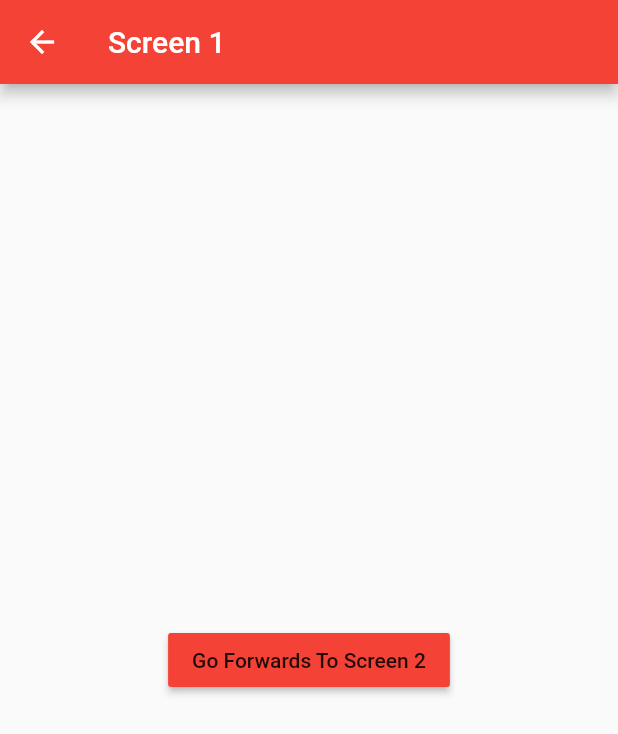
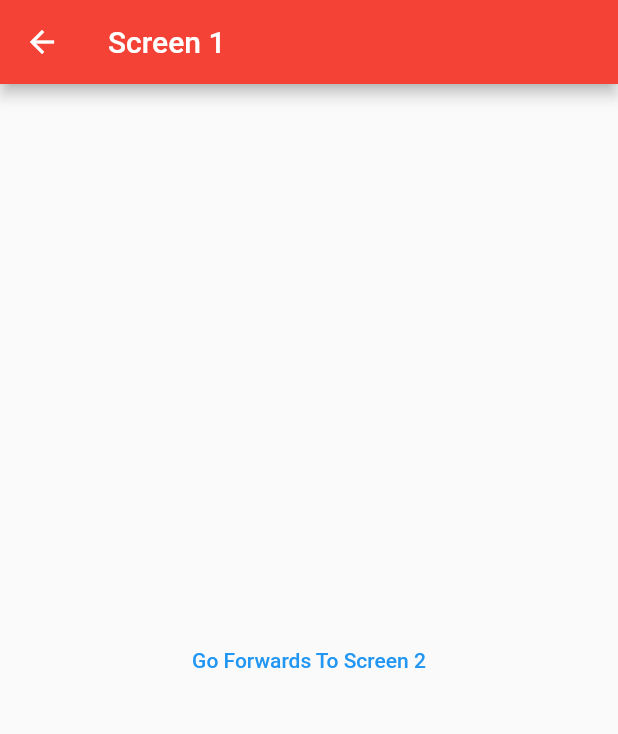
Before and after one commit to koulritanshu/Flutter_Angela_Yu_Course, a Flutter app: the screen it shows after launch, after a tap on "Go To Screen 1", on a phone screen of 412 x 824 dp. Shown: the top 734 px of the screen. Run offline on Flutter 3.47's test engine with Material 2 defaults, Android fonts, the light colour scheme and no system bars; our stand-ins replace audioplayers, font_awesome_flutter, rflutter_alert.

Commit message:
Removed errors

```diff
--- a/Multi Screen App/multi_screen/lib/screen0.dart
+++ b/Multi Screen App/multi_screen/lib/screen0.dart
@@ -11,16 +11,14 @@ class Screen0 extends StatelessWidget {
       body: Center(
         child: Column(
           children: <Widget>[
-            RaisedButton(
-              color: Colors.red,
+            TextButton(
               child: Text('Go To Screen 1'),
               onPressed: () {
                 //Navigate to Screen 1
                 Navigator.pushNamed(context, '/first');
               },
             ),
-            RaisedButton(
-              color: Colors.blue,
+            TextButton(
               child: Text('Go To Screen 2'),
               onPressed: () {
                 //Navigate to Screen 2
--- a/Multi Screen App/multi_screen/lib/screen1.dart
+++ b/Multi Screen App/multi_screen/lib/screen1.dart
@@ -9,8 +9,8 @@ class Screen1 extends StatelessWidget {
         title: Text('Screen 1'),
       ),
       body: Center(
-        child: RaisedButton(
-          color: Colors.red,
+        child: TextButton(
+          // color: Colors.red,
           child: Text('Go Forwards To Screen 2'),
           onPressed: () {
             Navigator.push(
--- a/Multi Screen App/multi_screen/lib/screen2.dart
+++ b/Multi Screen App/multi_screen/lib/screen2.dart
@@ -9,8 +9,8 @@ class Screen2 extends StatelessWidget {
         title: Text('Screen 2'),
       ),
       body: Center(
-        child: RaisedButton(
-          color: Color(0xFF6B93B3),
+        child: TextButton(
+          // color: Color(0xFF6B93B3),
           child: Text('Go Back To Screen 1'),
           onPressed: () {
             Navigator.pop(context);
```
Also changed, not shown: 9 other files.
